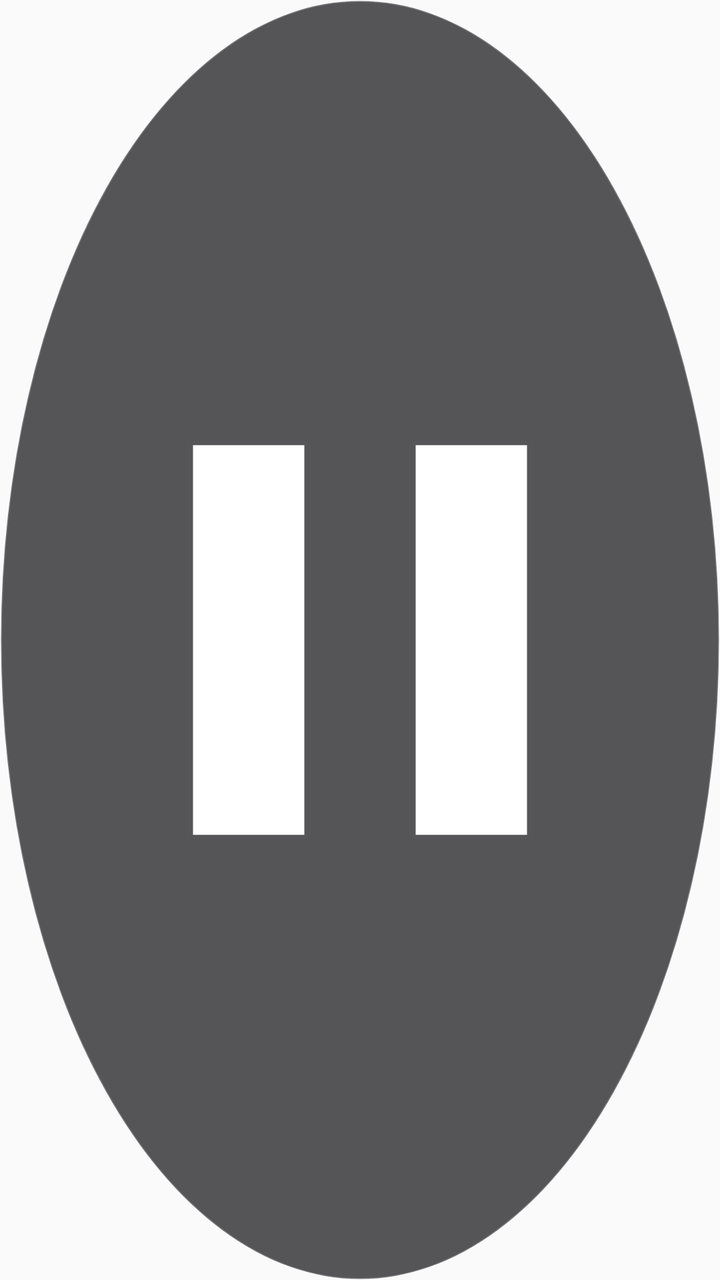
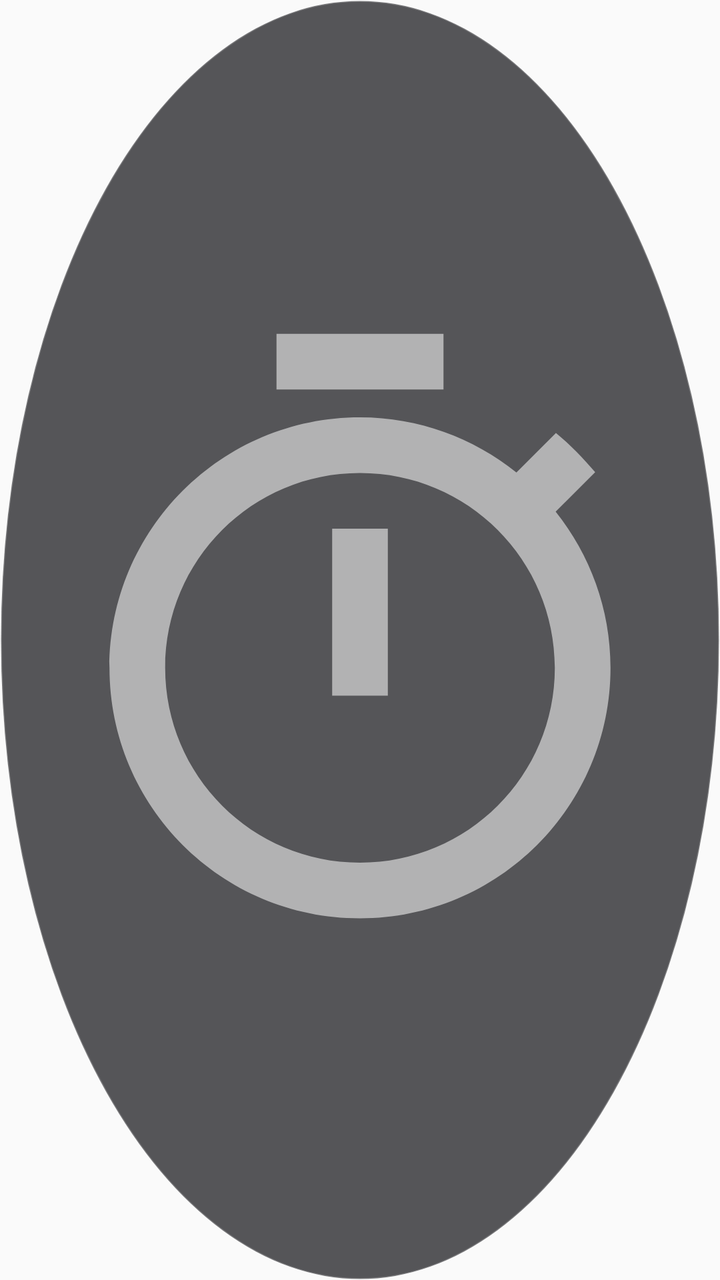

An Android layout rendered at two revisions. The XML below is the earlier revision; the diff shows what the commit changed to produce the second picture.
<!-- AndroidManifest.xml: application theme Theme.Pause -->
<!-- res/layout/overlay_bubble.xml -->
<?xml version="1.0" encoding="utf-8"?>
<FrameLayout xmlns:android="http://schemas.android.com/apk/res/android"
    android:layout_width="match_parent"
    android:layout_height="match_parent"
    android:background="@drawable/overlay_bubble_bg"
    android:elevation="6dp"
    android:padding="13dp">

    <ImageView
        android:id="@+id/bubble_icon"
        android:layout_width="match_parent"
        android:layout_height="match_parent"
        android:contentDescription="@string/overlay_bubble_description"
        android:src="@drawable/ic_pause" />

    <TextView
        android:id="@+id/bubble_countdown"
        android:layout_width="match_parent"
        android:layout_height="match_parent"
        android:gravity="center"
        android:maxLines="1"
        android:textColor="#FFFFFFFF"
        android:textSize="15sp"
        android:textStyle="bold"
        android:visibility="gone" />
</FrameLayout>
<!-- resources referenced by this layout -->
<resources>
  <!-- drawable ic_pause (drawable) -->
  <?xml version="1.0" encoding="utf-8"?>
  <vector xmlns:android="http://schemas.android.com/apk/res/android"
      android:width="24dp"
      android:height="24dp"
      android:viewportWidth="24"
      android:viewportHeight="24">
      <path
          android:fillColor="#FFFFFFFF"
          android:pathData="M6,19h4V5H6v14zm8,-14v14h4V5h-4z" />
  </vector>
  <!-- drawable overlay_bubble_bg (drawable) -->
  <?xml version="1.0" encoding="utf-8"?>
  <shape xmlns:android="http://schemas.android.com/apk/res/android"
      android:shape="oval">
      <solid android:color="#B3101014" />
      <stroke
          android:width="1dp"
          android:color="#33FFFFFF" />
  </shape>
  <string name="overlay_bubble_description">Pause floating button</string>
  <style name="Theme.Pause" parent="android:Theme.Material.Light.NoActionBar" />
</resources>

<!-- the commit's change to res/layout/overlay_bubble.xml (unified diff, before → after) -->
@@ -11,7 +11,7 @@
         android:layout_width="match_parent"
         android:layout_height="match_parent"
         android:contentDescription="@string/overlay_bubble_description"
-        android:src="@drawable/ic_pause" />
+        android:src="@drawable/ic_stopwatch" />
 
     <TextView
         android:id="@+id/bubble_countdown"
<!-- resource entries referenced after the edit -->
@@ -1,6 +1,6 @@
 <!-- resources referenced by this layout -->
 <resources>
-  <!-- drawable ic_pause (drawable) -->
+  <!-- drawable ic_stopwatch (drawable) -->
   <?xml version="1.0" encoding="utf-8"?>
   <vector xmlns:android="http://schemas.android.com/apk/res/android"
       android:width="24dp"
@@ -9,7 +9,8 @@
       android:viewportHeight="24">
       <path
           android:fillColor="#FFFFFFFF"
-          android:pathData="M6,19h4V5H6v14zm8,-14v14h4V5h-4z" />
+          android:fillAlpha="0.55"
+          android:pathData="M15,1H9v2h6V1zm-4,13h2V8h-2v6zm8.03,-6.61l1.42,-1.42c-0.43,-0.51 -0.9,-0.99 -1.41,-1.41l-1.42,1.42C16.07,4.74 14.12,4 12,4c-4.97,0 -9,4.03 -9,9s4.02,9 9,9 9,-4.03 9,-9c0,-2.12 -0.74,-4.07 -1.97,-5.61zM12,20c-3.87,0 -7,-3.13 -7,-7s3.13,-7 7,-7 7,3.13 7,7 -3.13,7 -7,7z" />
   </vector>
   <!-- drawable overlay_bubble_bg (drawable) -->
   <?xml version="1.0" encoding="utf-8"?>
